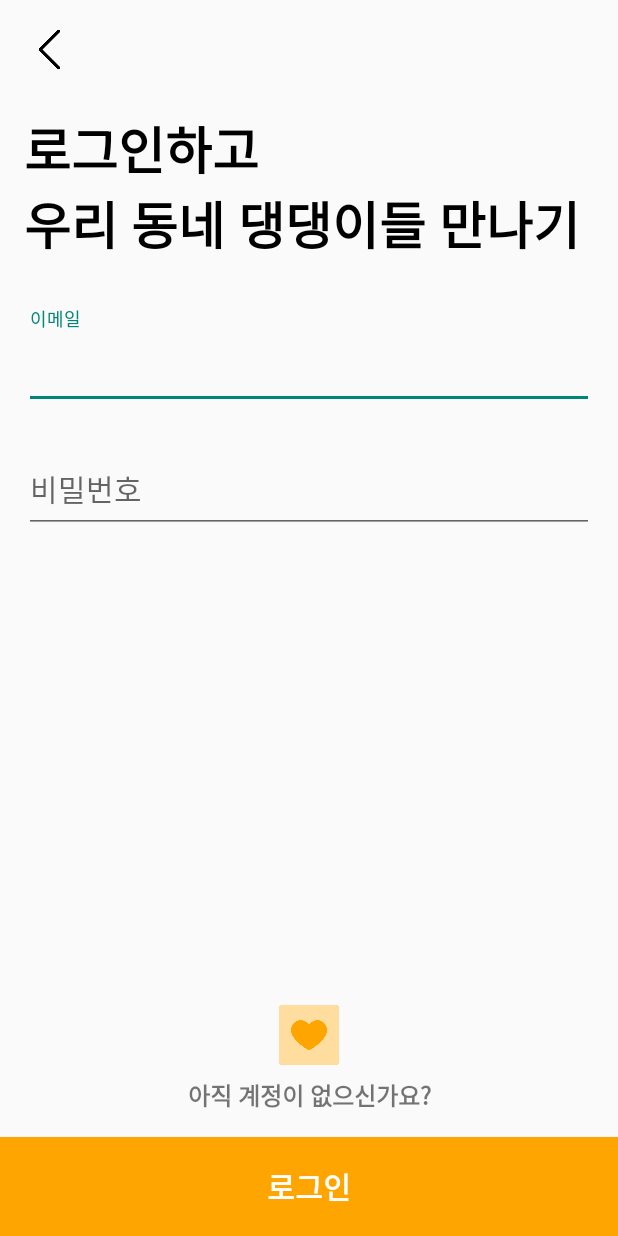
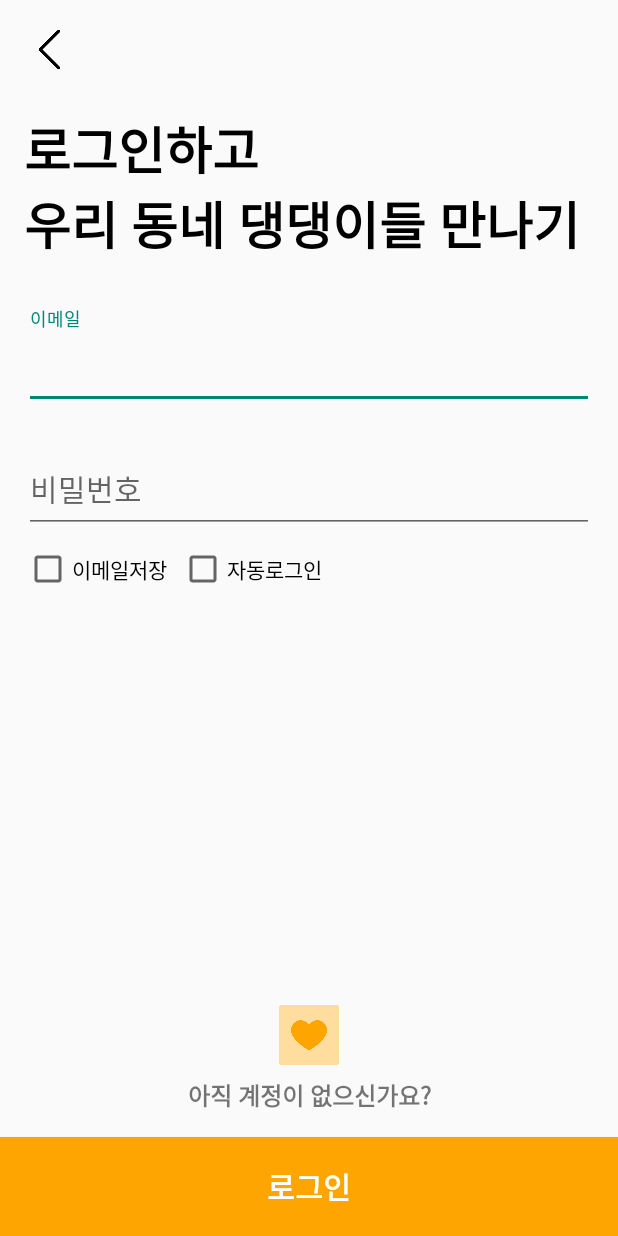
Before and after one commit to ParkHyeongjoo/DangTimeRefactoring, an Android app: the LoginActivity screen opened directly, with no data from a screen before it, on a phone screen of 412 x 824 dp. Run offline under Robolectric (Android 15) with nearby library versions, the phone set to English and light mode, and no system bars.

Commit message:
자동로그인, 이메일기억 checkbox 생성

```diff
--- a/app/src/main/java/com/example/dangtime/auth/LoginActivity.kt
+++ b/app/src/main/java/com/example/dangtime/auth/LoginActivity.kt
@@ -4,6 +4,7 @@ import android.content.Intent
 import androidx.appcompat.app.AppCompatActivity
 import android.os.Bundle
 import android.widget.Button
+import android.widget.CheckBox
 import android.widget.ImageView
 import android.widget.TextView
 import android.widget.Toast
@@ -36,6 +37,9 @@ class LoginActivity : AppCompatActivity() {
             startActivity(intent)
         }
 
+        val cbEmail = findViewById<CheckBox>(R.id.cbEmail)
+        val cbAuto = findViewById<CheckBox>(R.id.cbAuto)
+
         // Login 이후 post로 이동
         val etLoginEmail = findViewById<TextInputEditText>(R.id.etLoginEmail)
         val etLoginPw = findViewById<TextInputEditText>(R.id.etLoginPw)
--- a/app/src/main/res/layout/activity_login.xml
+++ b/app/src/main/res/layout/activity_login.xml
@@ -56,6 +56,7 @@
     </com.google.android.material.textfield.TextInputLayout>
 
     <com.google.android.material.textfield.TextInputLayout
+        android:id="@+id/textInputLayout6"
         android:layout_width="0dp"
         android:layout_height="wrap_content"
         android:layout_marginTop="16dp"
@@ -117,4 +118,23 @@
         app:layout_constraintStart_toStartOf="parent"
         app:srcCompat="@drawable/img" />
 
+    <CheckBox
+        android:id="@+id/cbEmail"
+        android:layout_width="wrap_content"
+        android:layout_height="wrap_content"
+        android:layout_marginTop="8dp"
+        android:text="이메일저장"
+        app:layout_constraintStart_toStartOf="@+id/textInputLayout6"
+        app:layout_constraintTop_toBottomOf="@+id/textInputLayout6" />
+
+    <CheckBox
+        android:id="@+id/cbAuto"
+        android:layout_width="wrap_content"
+        android:layout_height="wrap_content"
+        android:layout_marginStart="8dp"
+        android:text="자동로그인"
+        app:layout_constraintBottom_toBottomOf="@+id/cbEmail"
+        app:layout_constraintStart_toEndOf="@+id/cbEmail"
+        app:layout_constraintTop_toTopOf="@+id/cbEmail" />
+
 </androidx.constraintlayout.widget.ConstraintLayout>
```
